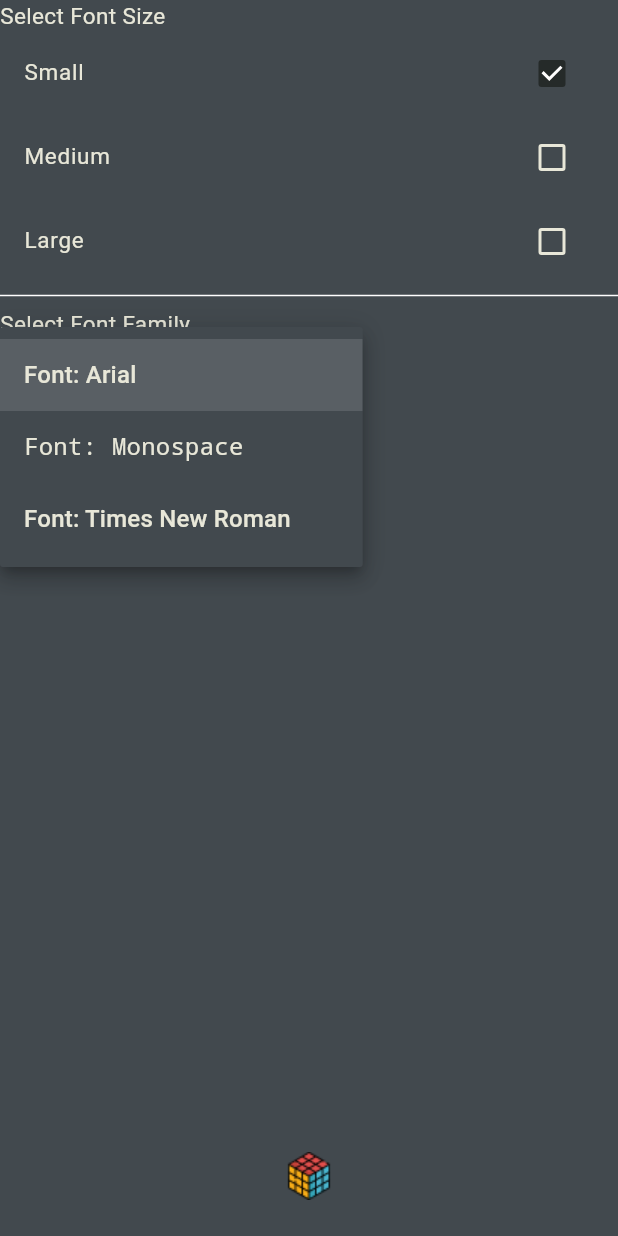
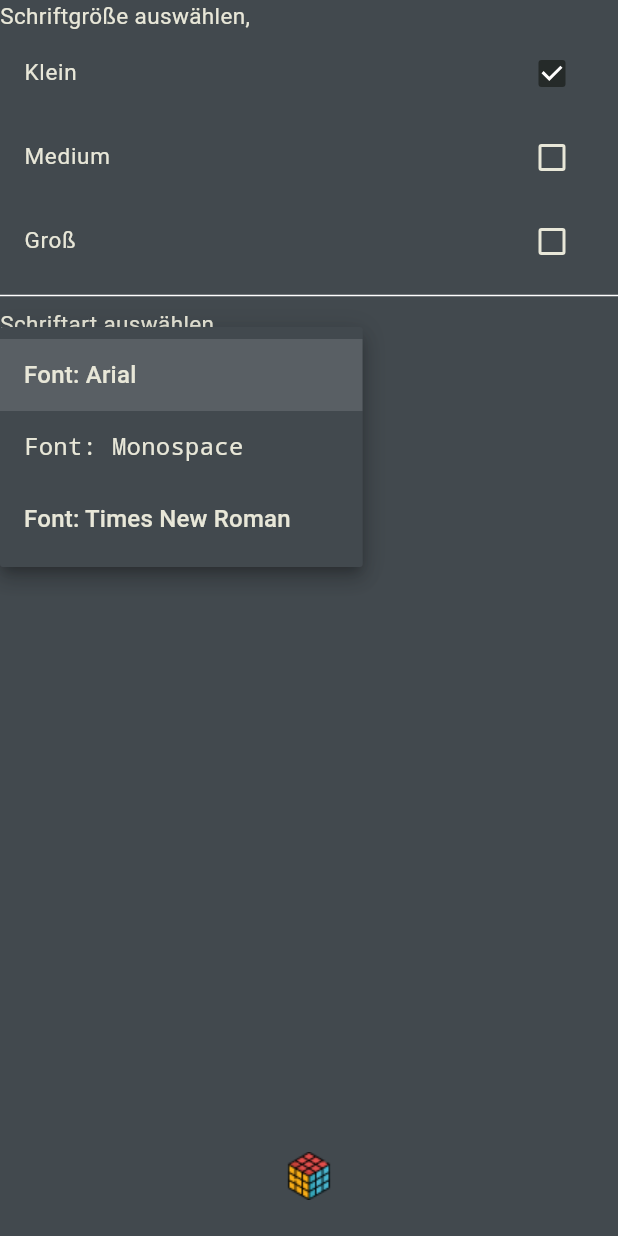
Before and after one commit to DieInhaltsangabe/AppProgrammingFlatter, a Flutter app: the FontSettingsView screen opened directly, after a tap on an icon or button, on a phone screen of 412 x 824 dp. Run offline on Flutter 3.47's test engine with Material 3 defaults, Android fonts, the phone set to English and light mode, and no system bars; our stand-ins replace flutter_colorpicker, shared_preferences; missing offline and left inert: cuber; accounts and stored records are empty; generated files the repository leaves out were written again; Roboto replaces fonts that are missing (Arial, Times New Roman); statements that could not run were skipped.

Commit message:
final project

```diff
--- a/cuberino/lib/l10n/app_de.arb
+++ b/cuberino/lib/l10n/app_de.arb
@@ -65,5 +65,12 @@
   "errorAccept":"OK",
   "cubeNotCorrect":"Der Würfel ist leider nicht korrekt.",
   "cubeInput": "Cube String hier eingeben",
-  "copy":"kopieren"
-  }
+  "copy":"kopieren",
+  "fontsize": "Schriftgröße auswählen,",
+  "small": "Klein",
+  "medium": "Medium",
+  "large": "Groß",
+  "fontfamily": "Schriftart auswählen",
+  "cubeZoom": "Würfel Größe wählen",
+  "font": "Schriftart"
+}
--- a/cuberino/lib/pages/cube_zoom_settings_view.dart
+++ b/cuberino/lib/pages/cube_zoom_settings_view.dart
@@ -1,6 +1,8 @@
 import 'package:flutter/material.dart';
 import 'package:cuberino/app_settings.dart';
 import 'package:cuberino/main.dart';
+import 'package:flutter_gen/gen_l10n/app_localizations.dart';
+
 
 class CubeZoom extends StatefulWidget {
   const CubeZoom({Key? key}) : super(key: key);
@@ -20,14 +22,14 @@ class _CubeZoomSettingsState extends State<CubeZoom> {
           crossAxisAlignment: CrossAxisAlignment.start,
           children: [
             Text(
-              'Select Cube Zoom Size',
+              AppLocalizations.of(context)!.cubeZoom,
               style: TextStyle(
                   fontSize: _appSettings.fontSize,
                   fontFamily: _appSettings.font),
             ),
             CheckboxListTile(
               title: Text(
-                'Small',
+                AppLocalizations.of(context)!.small,
                 style: TextStyle(
                     fontSize: _appSettings.fontSize,
                     fontFamily: _appSettings.font),
@@ -43,7 +45,7 @@ class _CubeZoomSettingsState extends State<CubeZoom> {
             ),
             CheckboxListTile(
               title: Text(
-                'Medium',
+                AppLocalizations.of(context)!.medium,
                 style: TextStyle(
                     fontSize: _appSettings.fontSize,
                     fontFamily: _appSettings.font),
@@ -59,7 +61,7 @@ class _CubeZoomSettingsState extends State<CubeZoom> {
             ),
             CheckboxListTile(
               title: Text(
-                'Large',
+                AppLocalizations.of(context)!.large,
                 style: TextStyle(
                     fontSize: _appSettings.fontSize,
                     fontFamily: _appSettings.font),
--- a/cuberino/lib/pages/font_settings_view.dart
+++ b/cuberino/lib/pages/font_settings_view.dart
@@ -1,5 +1,6 @@
 import 'package:flutter/material.dart';
 import 'package:cuberino/app_settings.dart';
+import 'package:flutter_gen/gen_l10n/app_localizations.dart';
 
 import '../main.dart';
 
@@ -20,14 +21,14 @@ class _FontSettingsViewState extends State<FontSettingsView> {
           crossAxisAlignment: CrossAxisAlignment.start,
           children: [
             Text(
-              'Select Font Size',
+              AppLocalizations.of(context)!.fontsize,
               style: TextStyle(
                   fontSize: _appSettings.fontSize,
                   fontFamily: _appSettings.font),
             ),
             CheckboxListTile(
               title: Text(
-                'Small',
+                AppLocalizations.of(context)!.small,
                 style: TextStyle(
                     fontSize: _appSettings.fontSize,
                     fontFamily: _appSettings.font),
@@ -43,7 +44,7 @@ class _FontSettingsViewState extends State<FontSettingsView> {
             ),
             CheckboxListTile(
               title: Text(
-                'Medium',
+                AppLocalizations.of(context)!.medium,
                 style: TextStyle(
                     fontSize: _appSettings.fontSize,
                     fontFamily: _appSettings.font),
@@ -59,7 +60,7 @@ class _FontSettingsViewState extends State<FontSettingsView> {
             ),
             CheckboxListTile(
               title: Text(
-                'Large',
+                AppLocalizations.of(context)!.large,
                 style: TextStyle(
                     fontSize: _appSettings.fontSize,
                     fontFamily: _appSettings.font),
@@ -75,7 +76,7 @@ class _FontSettingsViewState extends State<FontSettingsView> {
             ),
             Divider(),
             Text(
-              'Select Font Family',
+              AppLocalizations.of(context)!.fontfamily,
               style: TextStyle(
                   fontSize: _appSettings.fontSize,
                   fontFamily: _appSettings.font),
```
Also changed, not shown: cuberino/lib/l10n/app_en.arb (+8 -1 lines), cuberino/lib/l10n/app_tr.arb (+10 -3 lines), cuberino/lib/pages/settings_page.dart (+8 -2 lines).
